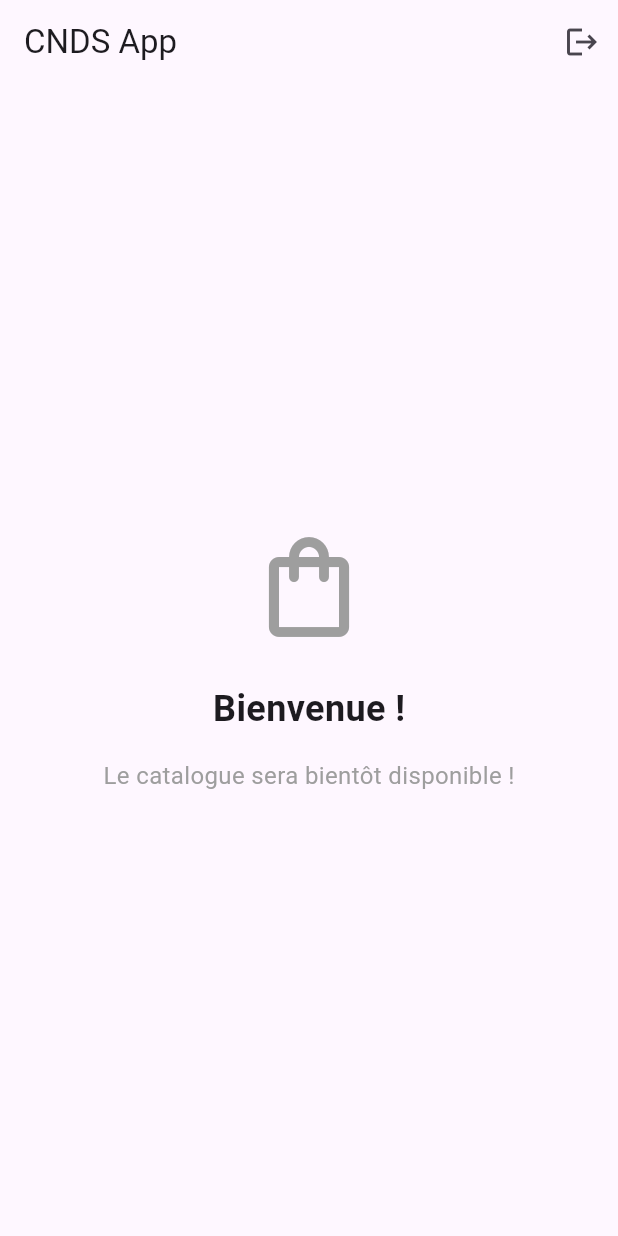
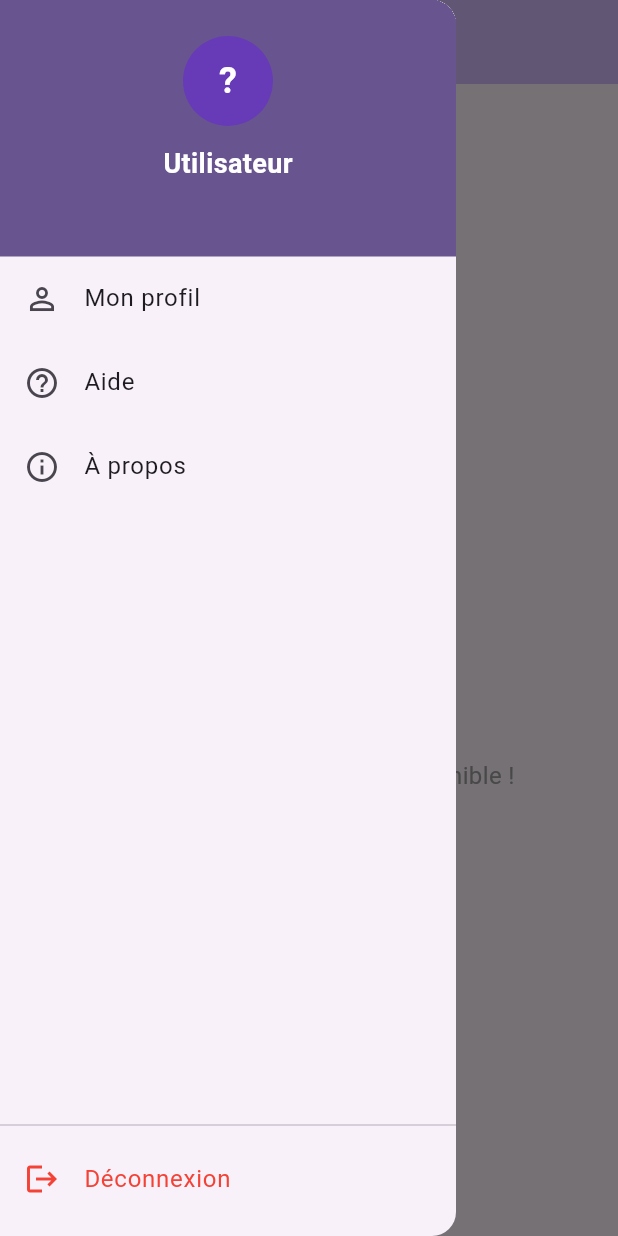
Before and after one commit to frederic-schwartz/cnds_app, a Flutter app: the HomeScreen screen opened directly, with the side drawer open (before the commit the screen has no drawer), on a phone screen of 412 x 824 dp. Run offline on Flutter 3.47's test engine with Material 3 defaults, Android fonts, the phone set to English and light mode, and no system bars; our stand-ins replace shared_preferences; accounts and stored records are empty.

Commit message:
code cleaning

```diff
--- a/lib/providers/auth_provider.dart
+++ b/lib/providers/auth_provider.dart
@@ -10,12 +10,14 @@ class AuthProvider extends ChangeNotifier {
   String? _error;
   bool _isLoggedIn = false;
   String? _userNickname;
+  String? _userEmail;
 
   bool get isLoading => _isLoading;
   String? get error => _error;
   bool get isLoggedIn => _isLoggedIn;
   bool get hasValidProfile => _userNickname != null && _userNickname!.isNotEmpty;
   String? get userNickname => _userNickname;
+  String? get userEmail => _userEmail;
 
   void _setLoading(bool loading) {
     _isLoading = loading;
@@ -35,6 +37,7 @@ class AuthProvider extends ChangeNotifier {
       // 1. Connexion
       await _directusService.login(email, password);
       _isLoggedIn = true;
+      _userEmail = email;
 
       // 2. Vérifier le profil
       await _checkProfile();
@@ -101,6 +104,7 @@ class AuthProvider extends ChangeNotifier {
     await _directusService.logout();
     _isLoggedIn = false;
     _userNickname = null;
+    _userEmail = null;
     notifyListeners();
   }
 
--- a/lib/screens/home_screen.dart
+++ b/lib/screens/home_screen.dart
@@ -6,15 +6,116 @@ import 'login_screen.dart';
 class HomeScreen extends StatelessWidget {
   const HomeScreen({super.key});
 
+  Widget _buildAvatar(String? nickname) {
+    final initial = nickname?.isNotEmpty == true ? nickname![0].toUpperCase() : '?';
+    return CircleAvatar(
+      radius: 30,
+      backgroundColor: Colors.deepPurple,
+      child: Text(
+        initial,
+        style: const TextStyle(
+          color: Colors.white,
+          fontSize: 24,
+          fontWeight: FontWeight.bold,
+        ),
+      ),
+    );
+  }
+
   @override
   Widget build(BuildContext context) {
     return Scaffold(
       appBar: AppBar(
         title: const Text('CNDS App'),
-        actions: [
-          IconButton(
-            icon: const Icon(Icons.logout),
-            onPressed: () async {
+        backgroundColor: Theme.of(context).colorScheme.inversePrimary,
+      ),
+      drawer: Consumer<AuthProvider>(
+        builder: (context, authProvider, child) {
+          return Drawer(
+            child: Column(
+              children: [
+                // Header avec avatar et infos utilisateur
+                Container(
+                  width: double.infinity,
+                  decoration: BoxDecoration(
+                    color: Theme.of(context).primaryColor,
+                  ),
+                  child: SafeArea(
+                    child: Padding(
+                      padding: const EdgeInsets.symmetric(vertical: 24.0, horizontal: 16.0),
+                      child: Column(
+                        mainAxisSize: MainAxisSize.min,
+                        children: [
+                          _buildAvatar(authProvider.userNickname),
+                          const SizedBox(height: 12),
+                          Text(
+                            authProvider.userNickname ?? 'Utilisateur',
+                            style: const TextStyle(
+                              color: Colors.white,
+                              fontSize: 18,
+                              fontWeight: FontWeight.bold,
+                            ),
+                          ),
+                          const SizedBox(height: 4),
+                          Text(
+                            authProvider.userEmail ?? '',
+                            style: const TextStyle(
+                              color: Colors.white70,
+                              fontSize: 14,
+                            ),
+                            overflow: TextOverflow.ellipsis,
+                            maxLines: 1,
+                          ),
+                        ],
+                      ),
+                    ),
+                  ),
+                ),
+
+                // Menu items
+                Expanded(
+                  child: ListView(
+                    padding: EdgeInsets.zero,
+                    children: [
+                      ListTile(
+                        leading: const Icon(Icons.person_outline),
+                        title: const Text('Mon profil'),
+                        onTap: () {
+                          Navigator.pop(context);
+                          // TODO: Navigation vers profil
+                        },
+                      ),
+                      ListTile(
+                        leading: const Icon(Icons.help_outline),
+                        title: const Text('Aide'),
+                        onTap: () {
+                          Navigator.pop(context);
+                          // TODO: Navigation vers aide
+                        },
+                      ),
+                      ListTile(
+                        leading: const Icon(Icons.info_outline),
+                        title: const Text('À propos'),
+                        onTap: () {
+                          Navigator.pop(context);
+                          // TODO: Navigation vers à propos
+                        },
+                      ),
+                    ],
+                  ),
+                ),
+
+                // Bouton déconnexion en bas
+                Container(
+                  margin: const EdgeInsets.only(bottom: 10),
+                  child: Column(
+                    children: [
+                      const Divider(),
+                      ListTile(
+                        leading: const Icon(Icons.logout, color: Colors.red),
+                        title: const Text('Déconnexion', style: TextStyle(color: Colors.red)),
+                        onTap: () async {
+                          Navigator.pop(context);
                           final authProvider = Provider.of<AuthProvider>(context, listen: false);
                           await authProvider.logout();
                           if (context.mounted) {
@@ -26,6 +127,12 @@ class HomeScreen extends StatelessWidget {
                         },
                       ),
                     ],
+                  ),
+                ),
+              ],
+            ),
+          );
+        },
       ),
       body: Consumer<AuthProvider>(
         builder: (context, authProvider, child) {
```
Lines whose indentation alone changed are shown as unchanged.
